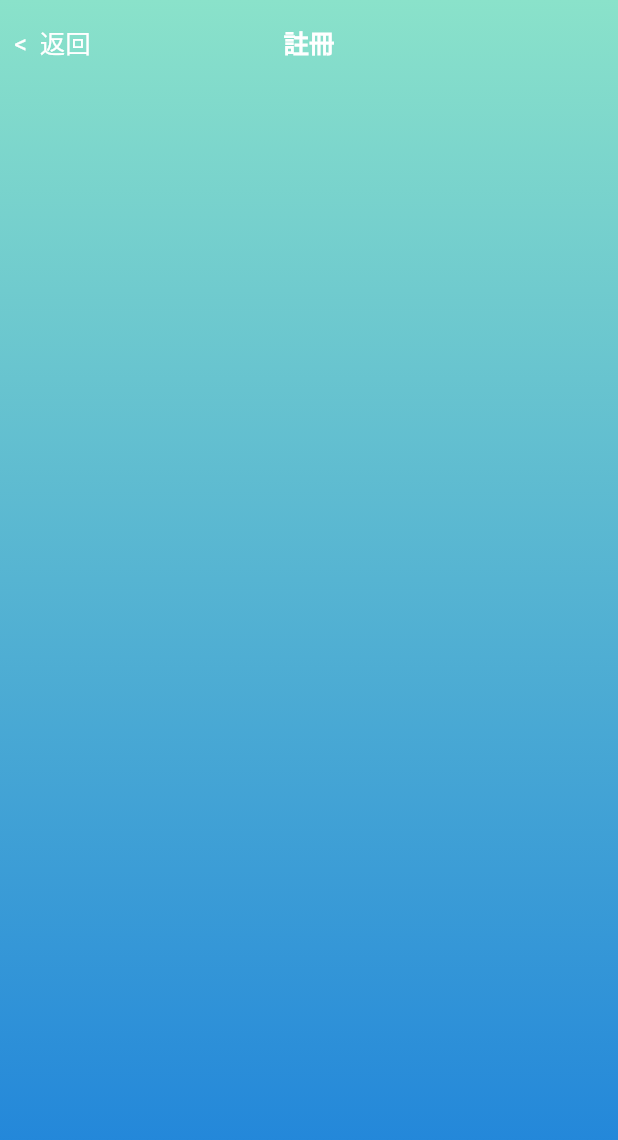
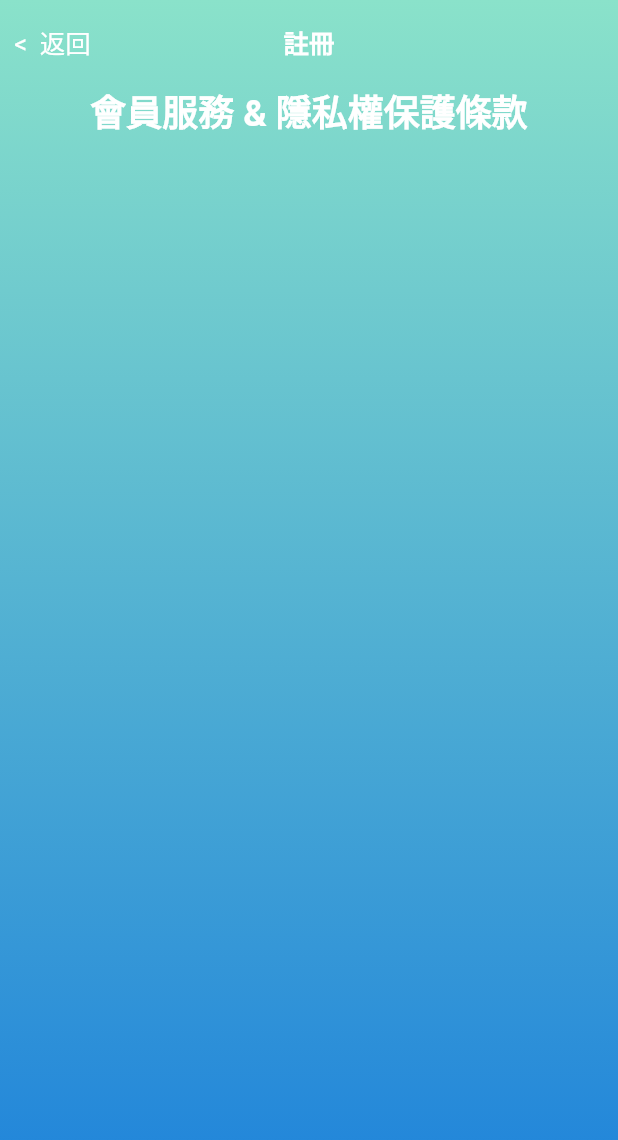
Before and after one commit to rich-chang/f_app, a Flutter app: the AgreementPage screen opened directly, on a phone screen of 412 x 824 dp. Shown: the top 1140 px of the screen. Run offline on Flutter 3.47's test engine with Material 2 defaults, Android fonts, the phone set to English and light mode, and no system bars; our stand-ins replace introduction_screen; Roboto replaces fonts that are missing (Noto Sans TC, SF Pro Text).

Commit message:
Add agreement title

```diff
--- a/lib/screen/signup/agreement_page.dart
+++ b/lib/screen/signup/agreement_page.dart
@@ -3,6 +3,14 @@ import 'package:flutter/material.dart';
 class AgreementPage extends StatefulWidget {
   const AgreementPage({Key? key}) : super(key: key);
 
+  // This widget is the home page of your application. It is stateful, meaning
+  // that it has a State object (defined below) that contains fields that affect
+  // how it looks.
+
+  // This class is the configuration for the state. It holds the values (in this
+  // case the title) provided by the parent (in this case the App widget) and
+  // used by the build method of the State. Fields in a Widget subclass are
+  // always marked "final".
   @override
   State<AgreementPage> createState() => _AgreementPageState();
 }
@@ -31,6 +39,7 @@ class _AgreementPageState extends State<AgreementPage> {
             child: Text(
               '<  返回',
               style: TextStyle(
+                color: Colors.white,
                 fontFamily: 'SF Pro Text',
                 fontSize: 17,
                 fontWeight: FontWeight.w400,
@@ -40,6 +49,7 @@ class _AgreementPageState extends State<AgreementPage> {
           title: const Text(
             '註冊',
             style: TextStyle(
+              color: Colors.white,
               fontFamily: 'SF Pro Text',
               fontSize: 17,
               fontWeight: FontWeight.w600,
@@ -47,6 +57,21 @@ class _AgreementPageState extends State<AgreementPage> {
           ),
           centerTitle: true,
         ),
+        body: Column(
+          children: [
+            const Center(
+              child: Text(
+                '會員服務 & 隱私權保護條款',
+                style: TextStyle(
+                  color: Colors.white,
+                  fontFamily: 'Noto Sans TC',
+                  fontSize: 24,
+                  fontWeight: FontWeight.w700,
+                ),
+              ),
+            ),
+          ],
+        ),
       ),
     );
   }
```
